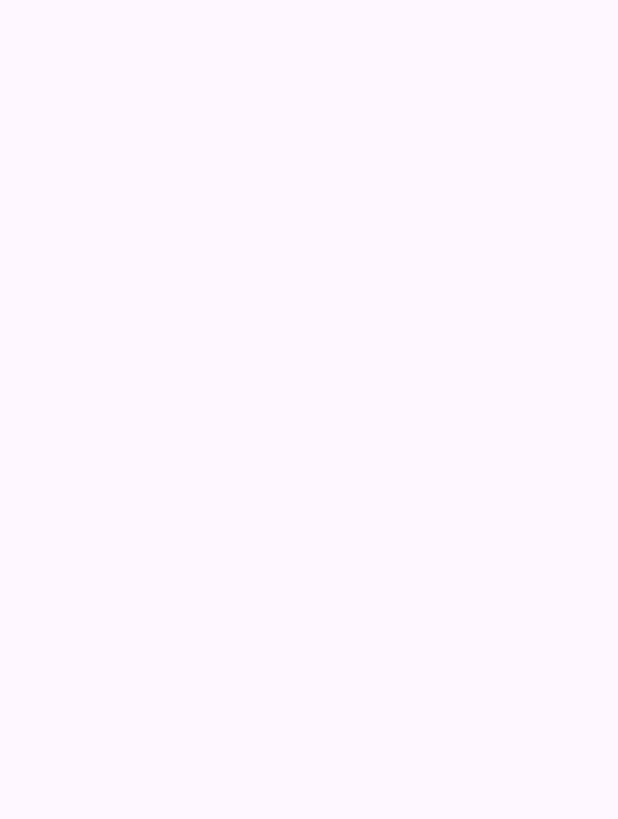
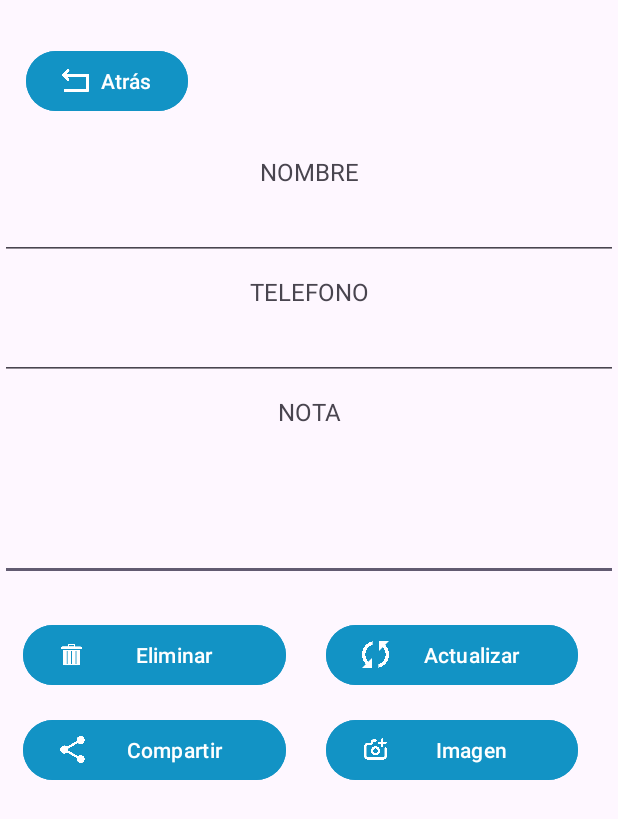
Before and after one commit to alfaken90/PM1E10040--0339, an Android app: the EditarActivity screen opened directly, with no data from a screen before it, on a phone screen of 412 x 824 dp. Before the commit the part shown is empty. Shown: the top 819 px of the screen. Run offline under Robolectric (Android 15) with nearby library versions, the phone set to English and light mode, and no system bars.

Commit message:
Diseño de la pantalla Editar

```diff
--- a/app/src/main/java/com/example/examen1pm1/EditarActivity.java
+++ b/app/src/main/java/com/example/examen1pm1/EditarActivity.java
@@ -2,13 +2,27 @@ package com.example.examen1pm1;
 
 import androidx.appcompat.app.AppCompatActivity;
 
+import android.content.Intent;
 import android.os.Bundle;
+import android.view.View;
+import android.widget.Button;
 
 public class EditarActivity extends AppCompatActivity {
+
+    Button btnAtras3;
 
     @Override
     protected void onCreate(Bundle savedInstanceState) {
         super.onCreate(savedInstanceState);
         setContentView(R.layout.activity_editar);
+
+        btnAtras3 = findViewById(R.id.btnAtras3);
+        btnAtras3.setOnClickListener(new View.OnClickListener() {
+            @Override
+            public void onClick(View v) {
+                Intent intent = new Intent(getApplicationContext(), EditarActivity.class);
+                startActivity(intent);
+            }
+        });
     }
 }
--- a/app/src/main/res/layout/activity_editar.xml
+++ b/app/src/main/res/layout/activity_editar.xml
@@ -6,4 +6,138 @@
     android:layout_height="match_parent"
     tools:context=".EditarActivity">
 
+    <EditText
+        android:id="@+id/txtNota2"
+        android:layout_width="match_parent"
+        android:layout_height="102dp"
+        android:ems="10"
+        android:gravity="start|top"
+        android:inputType="textMultiLine"
+        android:labelFor="@+id/textView4"
+        android:maxLength="30"
+        app:layout_constraintTop_toBottomOf="@+id/textView7"
+        tools:layout_editor_absoluteX="0dp" />
+
+    <Button
+        android:id="@+id/btnCompartir3"
+        android:layout_width="175dp"
+        android:layout_height="48dp"
+        android:layout_marginStart="15dp"
+        android:layout_marginTop="15dp"
+        android:backgroundTint="#1293C5"
+        android:text="Compartir"
+        app:icon="@drawable/compartir"
+        app:layout_constraintStart_toStartOf="parent"
+        app:layout_constraintTop_toBottomOf="@+id/btnEliminar3" />
+
+    <Button
+        android:id="@+id/btnVerImagen3"
+        android:layout_width="168dp"
+        android:layout_height="48dp"
+        android:layout_marginTop="15dp"
+        android:backgroundTint="#1293C5"
+        android:text="Imagen"
+        app:icon="@drawable/camara"
+        app:layout_constraintEnd_toEndOf="parent"
+        app:layout_constraintStart_toEndOf="@+id/btnCompartir3"
+        app:layout_constraintTop_toBottomOf="@+id/btnActualizar3" />
+
+    <Button
+        android:id="@+id/btnEliminar3"
+        android:layout_width="175dp"
+        android:layout_height="48dp"
+        android:layout_marginStart="15dp"
+        android:layout_marginTop="25dp"
+        android:backgroundTint="#1293C5"
+        android:text="Eliminar"
+        app:icon="@drawable/eliminar"
+        app:layout_constraintStart_toStartOf="parent"
+        app:layout_constraintTop_toBottomOf="@+id/txtNota2" />
+
+    <Button
+        android:id="@+id/btnActualizar3"
+        android:layout_width="168dp"
+        android:layout_height="48dp"
+        android:layout_marginTop="25dp"
+        android:backgroundTint="#1293C5"
+        android:text="Actualizar"
+        app:icon="@drawable/actualizar"
+        app:layout_constraintEnd_toEndOf="parent"
+        app:layout_constraintStart_toEndOf="@+id/btnEliminar3"
+        app:layout_constraintTop_toBottomOf="@+id/txtNota2" />
+
+    <TextView
+        android:id="@+id/textView2"
+        android:layout_width="match_parent"
+        android:layout_height="wrap_content"
+        android:layout_marginTop="25dp"
+        android:text="NOMBRE"
+        android:textAlignment="center"
+        android:textSize="16sp"
+        app:layout_constraintTop_toBottomOf="@+id/btnAtras3"
+        tools:layout_editor_absoluteX="0dp" />
+
+    <EditText
+        android:id="@+id/txtNombre2"
+        android:layout_width="match_parent"
+        android:layout_height="wrap_content"
+        android:ems="10"
+        android:inputType="textPersonName"
+        android:labelFor="@+id/textView2"
+        android:maxLength="15"
+        android:textSize="20sp"
+        app:layout_constraintTop_toBottomOf="@+id/textView2"
+        tools:layout_editor_absoluteX="0dp" />
+
+    <TextView
+        android:id="@+id/textView6"
+        android:layout_width="match_parent"
+        android:layout_height="wrap_content"
+        android:layout_marginTop="10dp"
+        android:text="TELEFONO"
+        android:textAlignment="center"
+        android:textSize="16sp"
+        app:layout_constraintTop_toBottomOf="@+id/txtNombre2"
+        tools:layout_editor_absoluteX="0dp" />
+
+    <EditText
+        android:id="@+id/txtTel"
+        android:layout_width="match_parent"
+        android:layout_height="wrap_content"
+        android:ems="10"
+        android:inputType="phone"
+        android:labelFor="@+id/textView3"
+        android:maxLength="15"
+        android:textSize="20sp"
+        app:layout_constraintTop_toBottomOf="@+id/textView6"
+        tools:layout_editor_absoluteX="16dp" />
+
+    <TextView
+        android:id="@+id/textView7"
+        android:layout_width="match_parent"
+        android:layout_height="wrap_content"
+        android:layout_marginTop="10dp"
+        android:text="NOTA"
+        android:textAlignment="center"
+        android:textSize="16sp"
+        app:layout_constraintTop_toBottomOf="@+id/txtTel"
+        tools:layout_editor_absoluteX="16dp" />
+
+    <Button
+        android:id="@+id/btnAtras3"
+        android:layout_width="wrap_content"
+        android:layout_height="wrap_content"
+        android:layout_marginStart="40dp"
+        android:layout_marginTop="30dp"
+        android:layout_marginEnd="300dp"
+        android:layout_marginBottom="200dp"
+        android:backgroundTint="#1293C5"
+        android:text="Atrás"
+        app:icon="@drawable/regresaar"
+        app:layout_constraintBottom_toTopOf="@+id/rvListaContactos"
+        app:layout_constraintEnd_toEndOf="parent"
+        app:layout_constraintHorizontal_bias="0.648"
+        app:layout_constraintStart_toStartOf="parent"
+        app:layout_constraintTop_toTopOf="parent"
+        app:layout_constraintVertical_bias="1.0" />
 </androidx.constraintlayout.widget.ConstraintLayout>
```
